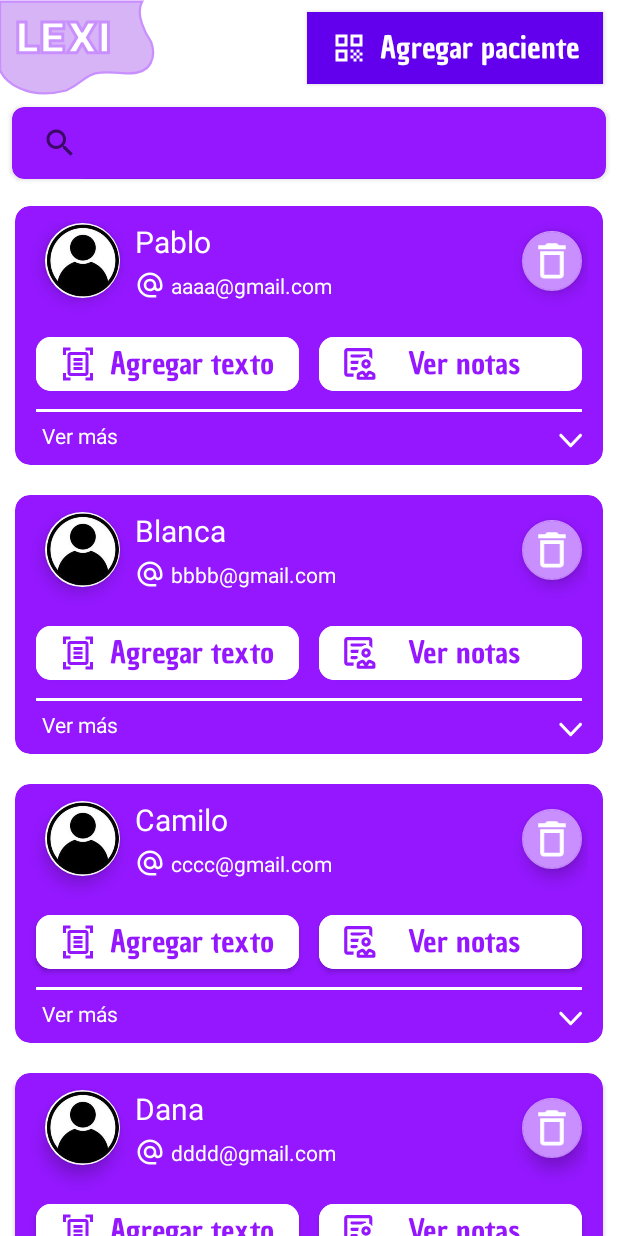
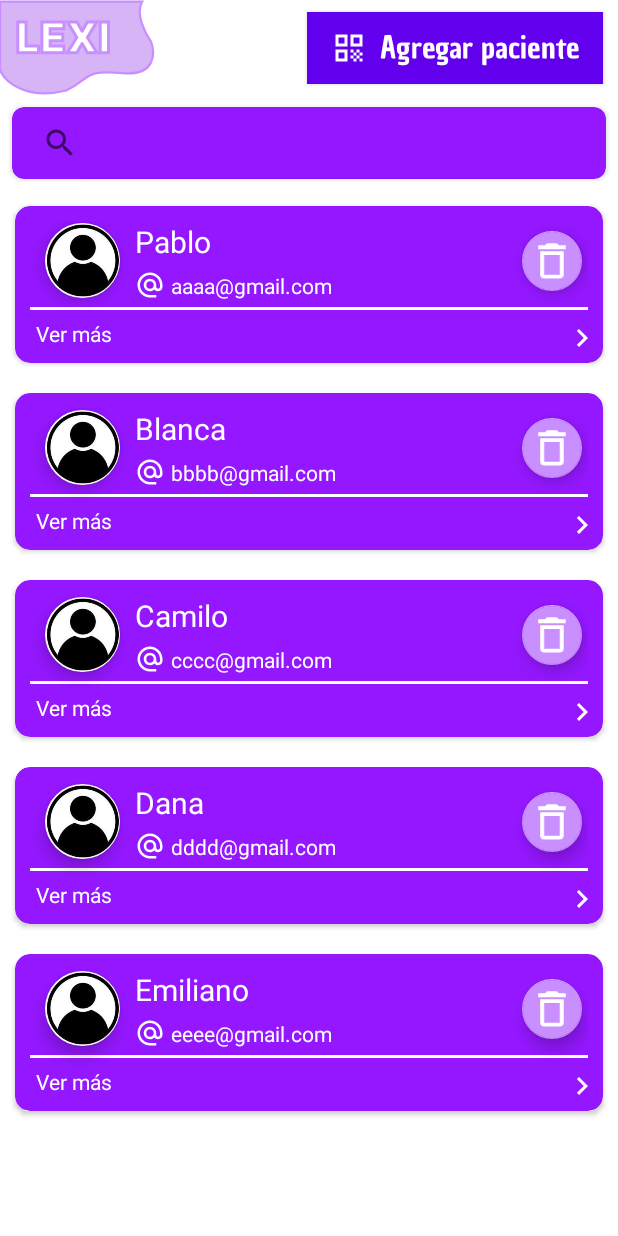
Before and after one commit to aggus011/lexi-app, an Android app: the ProfesionalHomeActivity screen opened directly, with no data from a screen before it, on a phone screen of 412 x 824 dp. Run offline under Robolectric (Android 15) with nearby library versions, the phone set to English and light mode, and no system bars; our stand-ins replace Dagger/Hilt's generated code; libraries missing offline, so code that uses them is left out: com.journeyapps.barcodescanner.

Commit message:
-Refactor item_patient

```diff
--- a/app/src/main/java/com/example/lexiapp/data/repository/patient/PatientMocks.kt
+++ b/app/src/main/java/com/example/lexiapp/data/repository/patient/PatientMocks.kt
@@ -1,6 +1,5 @@
 package com.example.lexiapp.data.repository.patient
 
-import com.example.lexiapp.domain.model.Objective
 import com.example.lexiapp.domain.model.Patient
 
 object PatientMocks {
--- a/app/src/main/java/com/example/lexiapp/domain/model/Patient.kt
+++ b/app/src/main/java/com/example/lexiapp/domain/model/Patient.kt
@@ -1,19 +1,19 @@
 package com.example.lexiapp.domain.model
 
 class Patient (
-    val user: User?,
+    val user: User,
     var expanded: Boolean = false,
     val results: String = ""
     ){
     data class Builder(
-        var user: User? = null,
+        var user: User?= null,
         var expanded: Boolean = false,
         //Change for results from firestore
         var results: String = "ESTAS SON LAS ESTADISTICAS"){
 
         fun user(email: String, userName: String) = apply { this.user = User(userName = userName, email = email) }
         fun expanded(expanded: Boolean) = apply { this.expanded = expanded }
-        fun result(results: String) = apply { this.results= results }
-        fun build() = Patient(user, expanded, results)
+        fun result(results: String) = apply { this.results = results }
+        fun build() = Patient(user!!, expanded, results)
     }
 }
--- a/app/src/main/java/com/example/lexiapp/ui/adapter/PatientAdapter.kt
+++ b/app/src/main/java/com/example/lexiapp/ui/adapter/PatientAdapter.kt
@@ -1,7 +1,6 @@
 package com.example.lexiapp.ui.adapter
 
 import android.view.LayoutInflater
-import android.view.View
 import android.view.ViewGroup
 import androidx.recyclerview.widget.RecyclerView
 import com.example.lexiapp.databinding.ItemPatientBinding
@@ -9,7 +8,8 @@ import com.example.lexiapp.domain.model.Patient
 
 class PatientAdapter(
     private val patientList: List<Patient>,
-    private val onClick: (Patient) -> Unit
+    private val onClickPatient: (Patient) -> Unit,
+    private val onClickDelete: (String) -> Unit
 ): RecyclerView.Adapter<PatientAdapter.PatientAdapterViewHolder>() {
 
     override fun onCreateViewHolder(parent: ViewGroup, viewType: Int): PatientAdapterViewHolder {
@@ -21,11 +21,11 @@ class PatientAdapter(
     override fun onBindViewHolder(holder: PatientAdapterViewHolder, position: Int) {
         val patient = patientList[position]
         holder.bind(patient)
-        holder.setListener{
+        holder.setListener (patient)/*{
             val expanded = patient.expanded
             patient.expanded=!expanded
             notifyItemChanged(position)
-        }
+        }*/
     }
 
     override fun getItemCount(): Int {
@@ -35,20 +35,26 @@ class PatientAdapter(
     inner class PatientAdapterViewHolder(val binding: ItemPatientBinding): RecyclerView.ViewHolder(binding.root){
         fun bind(patient: Patient) {
             //Set item View
-            binding.clExpanded.visibility = if (patient.expanded) View.VISIBLE else View.GONE
+            /*binding.clExpanded.visibility = if (patient.expanded) View.VISIBLE else View.GONE
             binding.txtSeeMore.visibility = if (patient.expanded) View.GONE else View.VISIBLE
-            binding.icSeeMore.visibility = if (patient.expanded) View.GONE else View.VISIBLE
+            binding.icSeeMore.visibility = if (patient.expanded) View.GONE else View.VISIBLE*/
             //Set data
-            binding.txtName.text=patient.user?.userName
-            binding.txtEmail.text=patient.user?.email
-            binding.txtResultExample.text=patient.results
+            binding.txtName.text=patient.user.userName
+            binding.txtEmail.text=patient.user.email
+            //binding.txtResultExample.text=patient.results
         }
-        fun setListener(setExpandedView: () -> Unit) {
-            binding.icSeeMore.setOnClickListener {
+        fun setListener(patient: Patient) {
+            /*binding.icSeeMore.setOnClickListener {
                 setExpandedView()
             }
             binding.icClose.setOnClickListener {
                 setExpandedView()
+            }*/
+            binding.btnTrash.setOnClickListener{
+                onClickDelete(patient.user.email)
+            }
+            binding.clDetailPatient.setOnClickListener{
+                onClickPatient(patient)
             }
         }
     }
--- a/app/src/main/java/com/example/lexiapp/ui/profesionalhome/ProfesionalHomeActivity.kt
+++ b/app/src/main/java/com/example/lexiapp/ui/profesionalhome/ProfesionalHomeActivity.kt
@@ -3,13 +3,16 @@ package com.example.lexiapp.ui.profesionalhome
 import androidx.appcompat.app.AppCompatActivity
 import android.os.Bundle
 import android.view.LayoutInflater
+import android.view.View
 import android.widget.Toast
 import androidx.activity.result.ActivityResultLauncher
 import androidx.activity.viewModels
 import androidx.appcompat.widget.SearchView
 import androidx.recyclerview.widget.LinearLayoutManager
 import com.example.lexiapp.databinding.ActivityProfesionalHomeBinding
+import com.example.lexiapp.domain.model.Patient
 import com.example.lexiapp.ui.adapter.PatientAdapter
+import com.example.lexiapp.ui.profesionalhome.detailpatient.DetailPatientFragment
 import com.journeyapps.barcodescanner.ScanContract
 import com.journeyapps.barcodescanner.ScanOptions
 import dagger.hilt.android.AndroidEntryPoint
@@ -18,8 +21,10 @@ import dagger.hilt.android.AndroidEntryPoint
 class ProfesionalHomeActivity : AppCompatActivity() {
     private lateinit var binding: ActivityProfesionalHomeBinding
     private val vM: ProfesionalHomeViewModel by viewModels()
+    private val TAG_FRAGMENT_DETAIL = "detail_fragment_tag"
+    private var detailFragment: DetailPatientFragment? = null
 
-    val barcodeLauncher: ActivityResultLauncher<ScanOptions> = registerForActivityResult(ScanContract()){result->
+    private val barcodeLauncher: ActivityResultLauncher<ScanOptions> = registerForActivityResult(ScanContract()){ result->
         val email = vM.getPatientEmail(result.contents)
         Toast.makeText(this, "${email}", Toast.LENGTH_SHORT).show()
     }
@@ -31,6 +36,35 @@ class ProfesionalHomeActivity : AppCompatActivity() {
         setListener()
         setRecyclerView()
         setSearch()
+        addFragment()
+        visibilityDetailFragment()
+    }
+
+    private fun visibilityDetailFragment() {
+        supportFragmentManager.addOnBackStackChangedListener {
+            val fragment = supportFragmentManager.findFragmentByTag(TAG_FRAGMENT_DETAIL)
+            if (fragment == null || !fragment.isVisible) {
+                // El fragmento no está visible, así que podemos mostrar el RecyclerView nuevamente
+                binding.rvPatient.visibility = View.VISIBLE
+                binding.btnAddPatient.visibility = View.VISIBLE
+                binding.svFilter.visibility = View.VISIBLE
+                binding.ivMiniLogo.visibility = View.VISIBLE
+            } else {
+                // El fragmento está visible, ocultamos el RecyclerView
+                binding.rvPatient.visibility = View.GONE
+                binding.btnAddPatient.visibility = View.GONE
+                binding.svFilter.visibility = View.GONE
+                binding.ivMiniLogo.visibility = View.GONE
+            }
+        }
+    }
+
+    private fun addFragment() {
+        detailFragment = DetailPatientFragment()
+        supportFragmentManager.beginTransaction()
+            .add(binding.lyFragment.id, detailFragment!!, TAG_FRAGMENT_DETAIL)
+            .hide(detailFragment!!)
+            .commit()
     }
 
     private fun setListener() {
@@ -38,8 +72,6 @@ class ProfesionalHomeActivity : AppCompatActivity() {
             barcodeLauncher.launch(vM.getScanOptions())
         }
     }
-
-
 
     private fun setSearch() {
         binding.search.setOnQueryTextListener (object : SearchView.OnQueryTextListener {
@@ -62,8 +94,28 @@ class ProfesionalHomeActivity : AppCompatActivity() {
 
     private fun suscribeToVM() {
         vM.listFilterPatient.observe(this) { list ->
-            binding.rvPatient.adapter = PatientAdapter(list) {
-                //Set vM.unbindPatient()
+            binding.rvPatient.adapter = PatientAdapter(list, ::viewDetails, ::unbindPatient)
+        }
+    }
+
+    private fun unbindPatient(email: String){
+        vM.unbindPatient(email)
+    }
+
+    private fun viewDetails(patient: Patient){
+        vM.setPatientSelected(patient)
+        supportFragmentManager.beginTransaction()
+            .show(detailFragment!!)
+            .addToBackStack(TAG_FRAGMENT_DETAIL)
+            .commit()
+    }
+
+    @Deprecated("Deprecated in Java")
+    override fun onBackPressed() {
+        supportFragmentManager.findFragmentByTag(TAG_FRAGMENT_DETAIL).let{
+            when (it?.isVisible) {
+                true -> supportFragmentManager.popBackStack()
+                else -> super.onBackPressed()
             }
         }
     }
--- /dev/null
+++ b/app/src/main/java/com/example/lexiapp/ui/profesionalhome/detailpatient/DetailPatientFragment.kt
@@ -0,0 +1,55 @@
+package com.example.lexiapp.ui.profesionalhome.detailpatient
+
+import android.os.Bundle
+import android.view.*
+import android.widget.Toast
+import androidx.fragment.app.Fragment
+import androidx.fragment.app.activityViewModels
+import com.example.lexiapp.databinding.FragmentDetailPatientBinding
+import com.example.lexiapp.domain.model.Patient
+import com.example.lexiapp.ui.profesionalhome.ProfesionalHomeViewModel
+
+class DetailPatientFragment : Fragment() {
+    private var _binding: FragmentDetailPatientBinding? = null
+    private val binding get() = _binding!!
+
+    val vM: ProfesionalHomeViewModel by activityViewModels<ProfesionalHomeViewModel>()
+
+    override fun onCreateView(
+        inflater: LayoutInflater, container: ViewGroup?,
+        savedInstanceState: Bundle?
+    ): View {
+        _binding = FragmentDetailPatientBinding.inflate(inflater, container, false)
+        setObserver()
+        return binding.root
+    }
+
+    private fun setObserver() {
+        vM.patientSelected.observe(viewLifecycleOwner) { patient ->
+            if (patient != null) bind(patient)
+        }
+    }
+
+    private fun bind(patient: Patient) {
+        binding.txtName.text = patient.user.userName
+        binding.txtEmail.text = patient.user.email
+        binding.btnTrash.setOnClickListener {
+            if (vM.unbindPatient(patient.user.email))
+                requireActivity().supportFragmentManager.popBackStack()
+            else Toast.makeText(activity,
+                "No se pudo desvincular al paciente, intentelo mas tarde",
+                Toast.LENGTH_SHORT)
+                .show()
+        }
+    }
+
+    override fun onDestroyView() {
+        super.onDestroyView()
+        _binding = null
+    }
+
+    override fun onDetach() {
+        super.onDetach()
+        vM.cleanPatient()
+    }
+}
--- a/app/src/main/res/layout/activity_profesional_home.xml
+++ b/app/src/main/res/layout/activity_profesional_home.xml
@@ -2,9 +2,19 @@
 <androidx.constraintlayout.widget.ConstraintLayout xmlns:android="http://schemas.android.com/apk/res/android"
     xmlns:app="http://schemas.android.com/apk/res-auto"
     xmlns:tools="http://schemas.android.com/tools"
+    android:id="@+id/lyProfesionalHome"
     android:layout_width="match_parent"
     android:layout_height="match_parent"
     tools:context=".ui.profesionalhome.ProfesionalHomeActivity">
+
+    <androidx.constraintlayout.widget.ConstraintLayout
+        android:id="@+id/lyFragment"
+        android:layout_width="match_parent"
+        android:layout_height="match_parent"
+        app:layout_constraintTop_toTopOf="parent"
+        app:layout_constraintStart_toStartOf="parent"
+        app:layout_constraintEnd_toEndOf="parent"
+        app:layout_constraintBottom_toBottomOf="parent"/>
 
     <ImageView
         android:id="@+id/ivMiniLogo"
--- a/app/src/main/res/layout/item_patient.xml
+++ b/app/src/main/res/layout/item_patient.xml
@@ -81,6 +81,7 @@
             android:textColor="@color/purple"
             app:icon="@drawable/ic_text_scanner"
             app:iconTint="@color/purple"
+            android:visibility="gone"
             android:layout_marginTop="20dp"
             app:cornerRadius="10dp"
             android:textAppearance="@style/textMaterialButton"/>
@@ -95,6 +96,7 @@
             app:layout_constraintEnd_toEndOf="parent"
             android:backgroundTint="@color/white"
             android:text="Ver notas"
+            android:visibility="gone"
             android:textColor="@color/purple"
             app:icon="@drawable/notes_icon"
             app:iconTint="@color/purple"
@@ -106,60 +108,42 @@
             android:id="@+id/vDivider"
             android:layout_width="0dp"
             android:layout_height="2dp"
-            android:layout_marginTop="6dp"
+            android:layout_marginVertical="6dp"
             app:dividerColor="@color/white"
-            app:layout_constraintTop_toBottomOf="@id/btnAddText"
-            app:layout_constraintStart_toStartOf="@id/btnAddText"
-            app:layout_constraintEnd_toEndOf="@id/btnSeeNotes"/>
-
-        <TextView
-            android:id="@+id/txtSeeMore"
-            android:layout_width="wrap_content"
-            android:layout_height="wrap_content"
-            android:text="Ver más"
-            android:textColor="@color/white"
-            android:layout_marginTop="6dp"
-            app:layout_constraintTop_toBottomOf="@id/vDivider"
-            app:layout_constraintStart_toStartOf="@id/vDivider"
-            android:layout_marginStart="4dp"/>
-
-        <ImageView
-            android:id="@+id/icSeeMore"
-            android:layout_width="wrap_content"
-            android:layout_height="wrap_content"
-            app:layout_constraintTop_toTopOf="@id/txtSeeMore"
-            app:layout_constraintBottom_toBottomOf="@id/txtSeeMore"
-            app:layout_constraintEnd_toEndOf="@id/vDivider"
-            android:src="@drawable/down_arrow"
-            android:layout_marginTop="6dp"/>
+            app:layout_constraintTop_toBottomOf="@id/ivPatient"
+            app:layout_constraintBottom_toTopOf="@id/clDetailPatient"
+            app:layout_constraintStart_toStartOf="@id/clDetailPatient"
+            app:layout_constraintEnd_toEndOf="@id/clDetailPatient"/>
 
         <androidx.constraintlayout.widget.ConstraintLayout
-            android:id="@+id/clExpanded"
+            android:id="@+id/clDetailPatient"
             android:layout_width="0dp"
-            android:layout_height="match_parent"
-            android:layout_marginTop="5dp"
-            app:layout_constraintTop_toBottomOf="@id/vDivider"
+            android:layout_height="wrap_content"
             app:layout_constraintStart_toStartOf="parent"
             app:layout_constraintEnd_toEndOf="parent"
             app:layout_constraintBottom_toBottomOf="parent">
 
             <TextView
-                android:id="@+id/txtResultExample"
+                android:id="@+id/txtSeeMore"
                 android:layout_width="wrap_content"
                 android:layout_height="wrap_content"
-                android:textSize="30dp"
+                android:text="Ver más"
+                android:textColor="@color/white"
+                app:layout_constraintTop_toTopOf="parent"
                 app:layout_constraintStart_toStartOf="parent"
-                app:layout_constraintTop_toTopOf="parent" />
+                app:layout_constraintBottom_toBottomOf="parent"
+                android:layout_marginStart="4dp"/>
 
             <ImageView
-                android:id="@+id/icClose"
+                android:id="@+id/icSeeMore"
                 android:layout_width="wrap_content"
                 android:layout_height="wrap_content"
-                app:layout_constraintTop_toBottomOf="@id/txtResultExample"
-                app:layout_constraintBottom_toBottomOf="@id/clExpanded"
-                app:layout_constraintEnd_toEndOf="@id/clExpanded"
-                android:src="@drawable/ic_close"
+                app:layout_constraintTop_toTopOf="@id/txtSeeMore"
+                app:layout_constraintBottom_toBottomOf="@id/txtSeeMore"
+                app:layout_constraintEnd_toEndOf="parent"
+                android:src="@drawable/ic_end_arrow"
                 android:layout_marginTop="6dp"/>
+
         </androidx.constraintlayout.widget.ConstraintLayout>
 
     </androidx.constraintlayout.widget.ConstraintLayout>
```
Also changed, not shown: app/src/main/AndroidManifest.xml (+21 -13 lines), app/src/main/java/com/example/lexiapp/ui/profesionalhome/ProfesionalHomeViewModel.kt (+47 -5 lines), app/src/main/res/layout/fragment_detail_patient.xml (added, +174 -0 lines).
